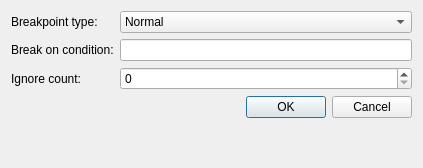
softdevteam/eco, file lib/eco/gui/breakpoint.ui: the form before one commit.
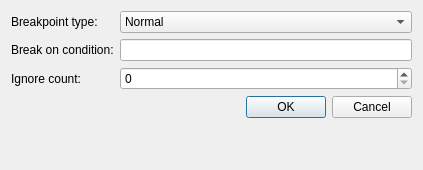
The form after the commit.

Commit message: Fixed some thread issues

Patch:
```diff
--- a/lib/eco/gui/breakpoint.ui
+++ b/lib/eco/gui/breakpoint.ui
@@ -7,7 +7,7 @@
     <x>0</x>
     <y>0</y>
     <width>423</width>
-    <height>168</height>
+    <height>170</height>
    </rect>
   </property>
   <property name="sizePolicy">
```
Left out of the diff: 6 changed lines with no effect on the pictures. The commit also changes 2 other files.
